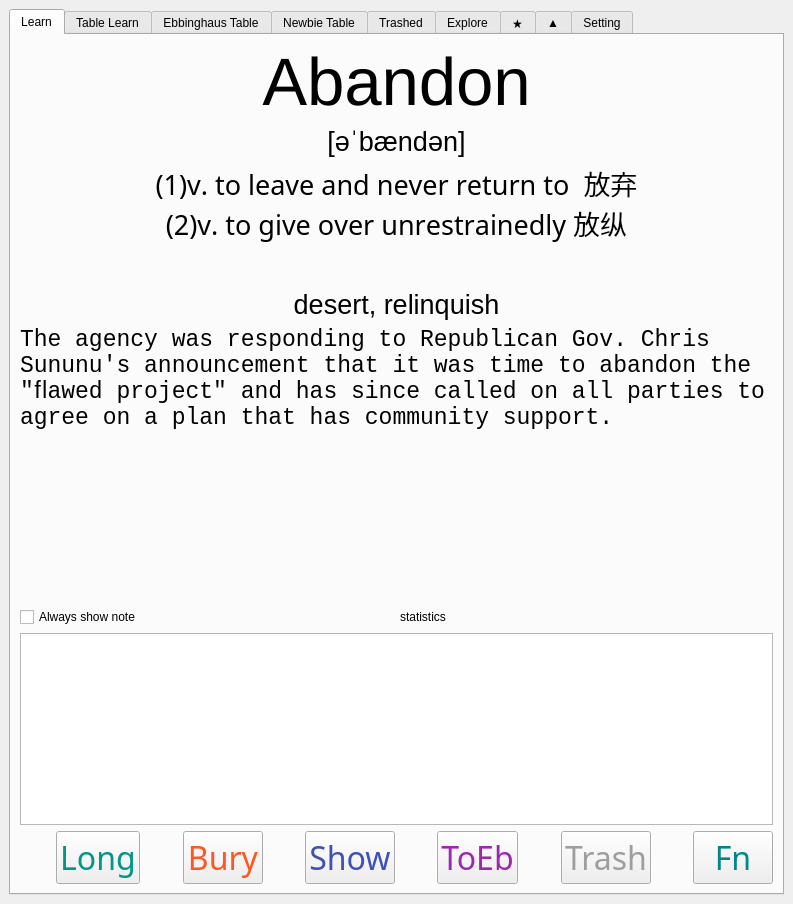
First picture: the form in ui/FightMemPC.ui, repository zhaomh1998/FightMem, before the edit.
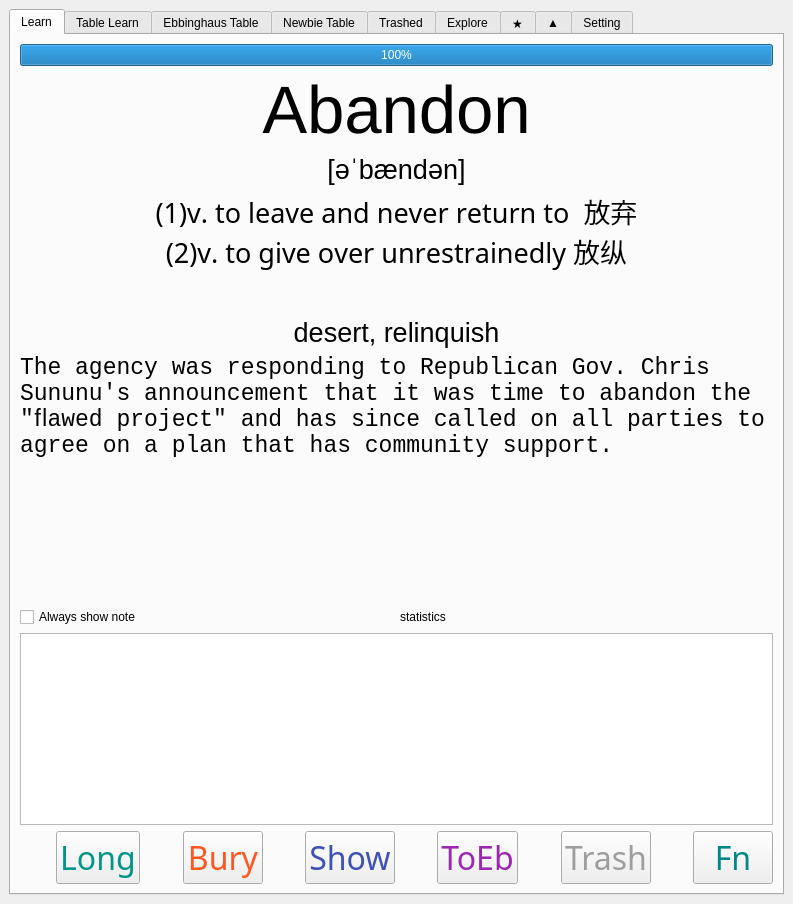
Second picture: the form after the edit. Icons and pictures are not drawn.

```diff
--- a/ui/FightMemPC.ui
+++ b/ui/FightMemPC.ui
@@ -29,6 +29,16 @@
          <layout class="QVBoxLayout" name="verticalLayout_3">
           <item>
            <layout class="QVBoxLayout" name="verticalLayout">
+            <item>
+             <widget class="QProgressBar" name="hp_bar">
+              <property name="maximum">
+               <number>120</number>
+              </property>
+              <property name="value">
+               <number>120</number>
+              </property>
+             </widget>
+            </item>
             <item>
              <widget class="QLabel" name="t_word">
               <property name="font">
```
